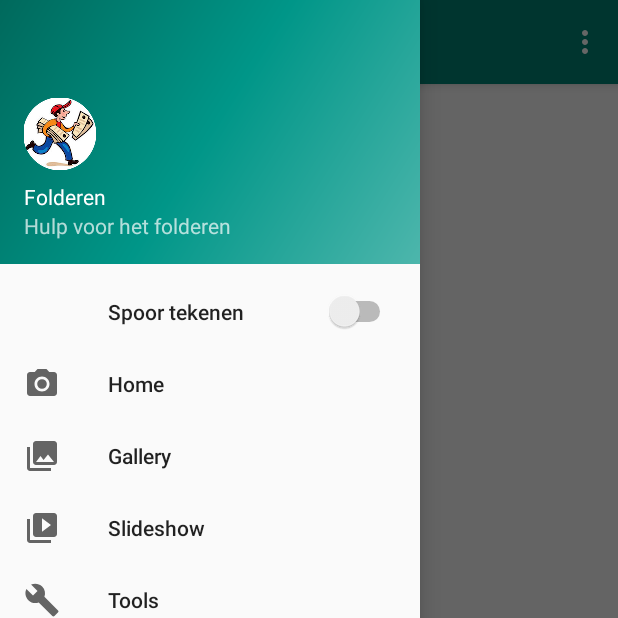
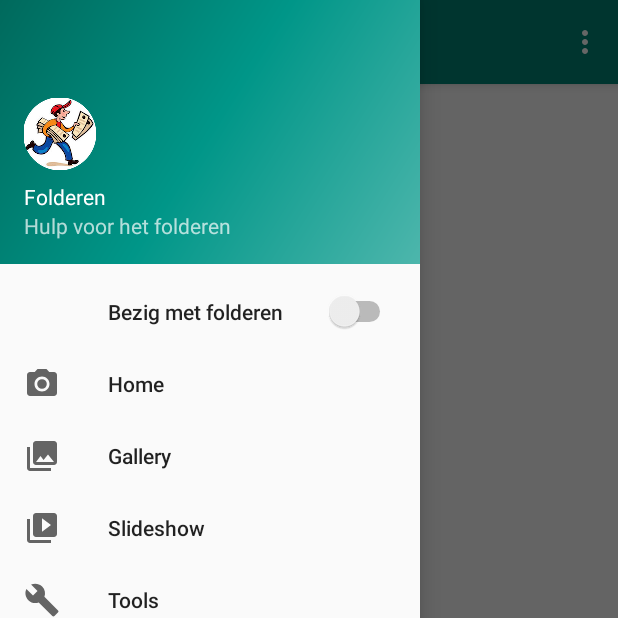
Before and after one commit to teusbenschop/folderen, an Android app: the screen it shows after launch (MainActivity), with the side drawer open, on a phone screen of 412 x 824 dp, the top half of it. Run offline under Robolectric (Android 15) with nearby library versions, the light colour scheme and no system bars.

Commit message:
Rename to "...flyering..."

```diff
--- a/app/src/main/res/menu/activity_main_drawer.xml
+++ b/app/src/main/res/menu/activity_main_drawer.xml
@@ -5,7 +5,7 @@
 
     <item
             android:id="@+id/menu_trace"
-            android:title="@string/tracing"
+            android:title="@string/flyering"
             app:showAsAction="always"
             app:actionLayout="@layout/switch_item"/>
 
--- a/app/src/main/res/values/strings.xml
+++ b/app/src/main/res/values/strings.xml
@@ -7,7 +7,7 @@
     <string name="nav_header_desc">Navigation header</string>
     <string name="action_settings">Settings</string>
 
-    <string name="tracing">Spoor tekenen</string>
+    <string name="flyering">Bezig met folderen</string>
     <string name="menu_home">Home</string>
     <string name="menu_gallery">Gallery</string>
     <string name="menu_slideshow">Slideshow</string>
```
